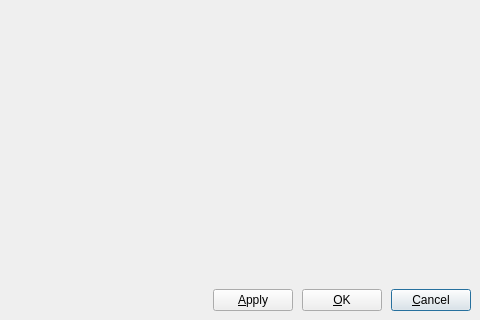
scribusproject/scribus, file scribus/ui/preferencesdialogbase.ui: the form before one commit; both pictures show x 439 to 919 and y 266 to 586 of the 919 by 586 pixel window.
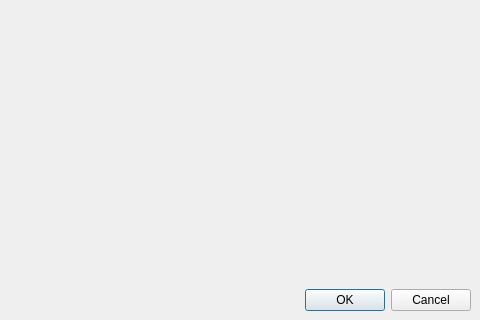
The form after the commit.

Commit message: Rename ok/cancel button variables in NewDocDialog and use QDialogButtonBox in PreferencesDialog. Remove old Apply Button

```diff
--- a/scribus/ui/preferencesdialogbase.ui
+++ b/scribus/ui/preferencesdialogbase.ui
@@ -117,32 +117,9 @@
           </spacer>
          </item>
          <item>
-          <widget class="QPushButton" name="applyButton">
-           <property name="text">
-            <string>&amp;Apply</string>
-           </property>
-           <property name="autoDefault">
-            <bool>false</bool>
-           </property>
-          </widget>
-         </item>
-         <item>
-          <widget class="QPushButton" name="okButton">
-           <property name="text">
-            <string>&amp;OK</string>
-           </property>
-           <property name="autoDefault">
-            <bool>false</bool>
-           </property>
-          </widget>
-         </item>
-         <item>
-          <widget class="QPushButton" name="cancelButton">
-           <property name="text">
-            <string>&amp;Cancel</string>
-           </property>
-           <property name="default">
-            <bool>true</bool>
+          <widget class="QDialogButtonBox" name="buttonBox">
+           <property name="standardButtons">
+            <set>QDialogButtonBox::Cancel|QDialogButtonBox::Ok</set>
            </property>
           </widget>
          </item>
```
Left out of the diff: 2 changed lines with no effect on the pictures. The commit also changes 4 other files.
